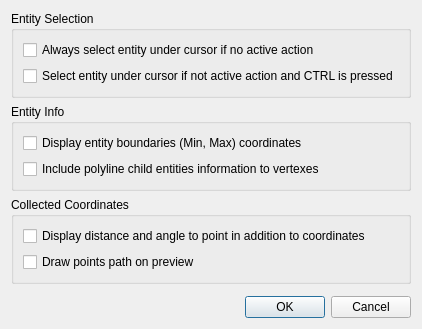
sand1024/LibreCAD, file librecad/src/ui/dock_widgets/entity_info/lc_quickinfowidgetoptionsdialog.ui: the form before one commit.
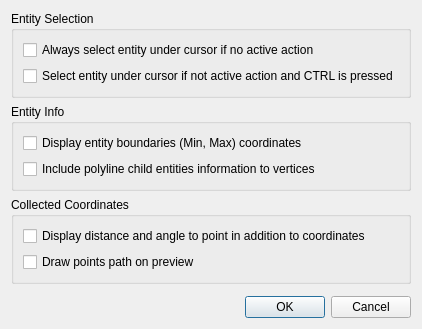
The form after the commit. Custom widgets are drawn as their Qt base class.

```diff
--- a/librecad/src/ui/dock_widgets/entity_info/lc_quickinfowidgetoptionsdialog.ui
+++ b/librecad/src/ui/dock_widgets/entity_info/lc_quickinfowidgetoptionsdialog.ui
@@ -81,7 +81,7 @@
          <string>&lt;html&gt;&lt;head/&gt;&lt;body&gt;&lt;p&gt;If selected, more detailed information about lines and arcs that are part of polyline will be shown in Entity Info widget.&lt;br/&gt;Otherwise, only information about vertexes/bulges will be displayed.&lt;/p&gt;&lt;/body&gt;&lt;/html&gt;</string>
         </property>
         <property name="text">
-         <string>Include polyline child entities information to vertexes</string>
+         <string>Include polyline child entities information to vertices</string>
         </property>
        </widget>
       </item>
```
Left out of the diff: 2 changed lines with no effect on the pictures.
